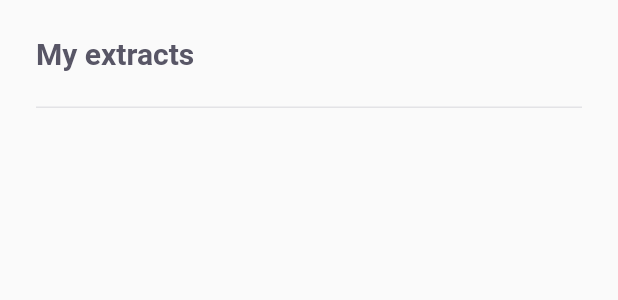
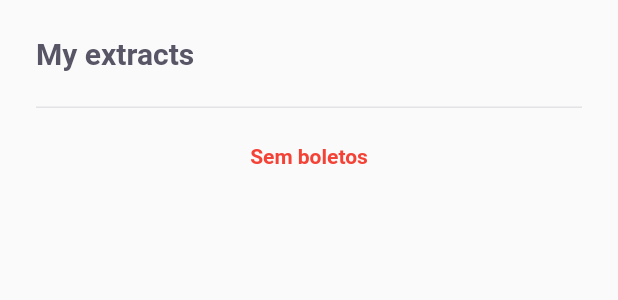
Before and after one commit to Suraia91/ticket, a Flutter app: the ExtractsPage widget shown alone on an empty page, opened directly, on a phone screen of 412 x 824 dp. Shown: the top 300 px of the screen. Run offline on Flutter 3.47's test engine with Material 2 defaults, Android fonts, the phone set to English and light mode, and no system bars; our stand-ins replace camera, cloud_firestore, firebase_auth, firebase_core, firebase_messaging, flutter_masked_text2 and 5 more; missing offline and left inert: animated_card, google_ml_kit; accounts and stored records are empty.

Commit message:
Firebase complete added

```diff
--- a/lib/data/controller/auth_controller.dart
+++ b/lib/data/controller/auth_controller.dart
@@ -7,9 +7,11 @@ class AuthController {
 
   UserModel get user => _user!;
 
-  void setUser(BuildContext context, UserModel? user) {
+  void setUser(BuildContext context, UserModel? user) async {
     if (user != null) {
       _user = user;
+      final instance = await SharedPreferences.getInstance();
+      await instance.setString('mail', user.mail);
       Navigator.pushReplacementNamed(context, '/home', arguments: user);
     } else {
       Navigator.pushReplacementNamed(context, '/login');
--- a/lib/data/controller/bolet_list_controller.dart
+++ b/lib/data/controller/bolet_list_controller.dart
@@ -1,3 +1,7 @@
+import 'dart:convert';
+
+import 'package:cloud_firestore/cloud_firestore.dart';
+import 'package:firebase_messaging/firebase_messaging.dart';
 import 'package:flutter/cupertino.dart';
 import 'package:shared_preferences/shared_preferences.dart';
 import 'package:ticket/data/models/bolet_models.dart';
@@ -5,18 +9,52 @@ import 'package:ticket/data/models/bolet_models.dart';
 class BoletoListController {
   final boletNotifier = ValueNotifier<List<BoletoModel>>(<BoletoModel>[]);
   List<BoletoModel> get bolet => boletNotifier.value;
+  final firestoreInstance = FirebaseFirestore.instance.collection('boletos');
+  FirebaseMessaging fm = FirebaseMessaging.instance;
+  int? size;
 
   set bolet(List<BoletoModel> value) => boletNotifier.value = value;
+
   BoletoListController() {
-    getBolets();
+    //fm.getToken().then((value) => token = value);
+    //  getBolets();
+    //getFirebaseBolets();
   }
+  //getfromLocalData
   Future<void> getBolets() async {
     try {
       final instance = await SharedPreferences.getInstance();
       final response = instance.getStringList('boletos') ?? <String>[];
-      bolet = response.map((e) => BoletoModel.fromJson(e)).toList();
+      //bolet = response.map((e) => BoletoModel.fromJson(e)).toList();
     } catch (e) {
       bolet = <BoletoModel>[];
     }
   }
+
+  //getFromRemoteData
+  Future<void> getFirebaseBolets() async {
+    final instance = await SharedPreferences.getInstance();
+    final mailKey = instance.getString('mail');
+
+    final ticketData = FirebaseFirestore.instance
+        .collection('boletos')
+        .doc(mailKey)
+        .collection('ticket')
+        .withConverter<BoletoModel>(
+          fromFirestore: (snapshot, _) =>
+              BoletoModel.fromJson(snapshot.data()!),
+          toFirestore: (boleto, _) => boleto.toJson(),
+        );
+    List<QueryDocumentSnapshot<BoletoModel>> movies =
+        await ticketData.get().then((snapshot) => snapshot.docs);
+    if (movies.isNotEmpty) {
+      bolet.clear();
+      movies.forEach((element) {
+        bolet.add(element.data());
+      });
+      print(bolet);
+    } else {
+      print('n tem dados');
+    }
+  }
 }
--- a/lib/data/controller/login_controller.dart
+++ b/lib/data/controller/login_controller.dart
@@ -14,7 +14,8 @@ class LoginController {
     );
     try {
       final res = await _googleSignIn.signIn();
-      final user = UserModel(name: res!.displayName!, photourl: res!.photoUrl);
+      final user = UserModel(
+          name: res!.displayName!, photourl: res.photoUrl, mail: res.email);
 
       auth.setUser(context, user);
       print("resp $res");
--- a/lib/data/models/user_models.dart
+++ b/lib/data/models/user_models.dart
@@ -3,11 +3,17 @@ import 'dart:convert';
 class UserModel {
   final String name;
   final String? photourl;
+  final String mail;
 
-  UserModel({required this.name, this.photourl});
+  UserModel({
+    required this.name,
+    this.photourl,
+    required this.mail,
+  });
 
   factory UserModel.fromMap(Map<String, dynamic> map) {
-    return UserModel(name: map['name'], photourl: map['photourl']);
+    return UserModel(
+        name: map['name'], photourl: map['photourl'], mail: map['email']);
   }
 
   factory UserModel.fromJson(String json) =>
@@ -16,6 +22,7 @@ class UserModel {
   Map<String, dynamic> toMap() => {
         "name": name,
         "photourl": photourl,
+        "email": photourl,
       };
   String toJson() => jsonEncode(toMap());
 }
--- a/lib/modules/components/bolet_tile.dart
+++ b/lib/modules/components/bolet_tile.dart
@@ -11,7 +11,6 @@ class BoletoTileWidget extends StatelessWidget {
   Widget build(BuildContext context) {
     return AnimatedCard(
       direction: AnimatedCardDirection.right,
-      child: Expanded(
       child: ListTile(
         title: Text(
           data.name!,
@@ -30,7 +29,6 @@ class BoletoTileWidget extends StatelessWidget {
                   style: AppResources.trailingBold)
             ])),
       ),
-      ),
     );
   }
 }
--- a/lib/modules/extracts/extracts_page.dart
+++ b/lib/modules/extracts/extracts_page.dart
@@ -1,7 +1,9 @@
 import 'package:flutter/material.dart';
 import 'package:ticket/data/controller/bolet_list_controller.dart';
+import 'package:ticket/data/models/bolet_models.dart';
 import 'package:ticket/data/utility/res.dart';
 import 'package:ticket/modules/components/bolet_list.dart';
+import 'package:ticket/modules/components/bolet_tile.dart';
 
 class ExtractsPage extends StatefulWidget {
   const ExtractsPage({Key? key}) : super(key: key);
@@ -14,8 +16,7 @@ class _ExtractsPageState extends State<ExtractsPage> {
   final controller = BoletoListController();
   @override
   Widget build(BuildContext context) {
-    return SingleChildScrollView(
-      child: Column(
+    return Column(
       children: [
         Padding(
           padding: const EdgeInsets.only(top: 24.0, left: 24, right: 24),
@@ -36,14 +37,68 @@ class _ExtractsPageState extends State<ExtractsPage> {
             height: 1,
           ),
         ),
-          Padding(
-            padding: const EdgeInsets.symmetric(horizontal: 24.0),
-            child: BoletoListWidget(
-              controller: controller,
+        Container(
+          child: FutureBuilder(
+              future: controller.getFirebaseBolets(),
+              builder: (BuildContext ctx, AsyncSnapshot snapshot) {
+                switch (snapshot.connectionState) {
+                  case ConnectionState.none:
+                  case ConnectionState.waiting:
+                    return Center(
+                      child: CircularProgressIndicator(
+                          backgroundColor: Colors.black),
+                    );
+                  default:
+                    if (snapshot.hasError) {
+                      return Center(
+                        child: Text(
+                          'Erro ao carregar os dados',
+                          textAlign: TextAlign.center,
+                          style: TextStyle(
+                            color: Colors.white,
+                            fontSize: 12.0,
+                            fontWeight: FontWeight.bold,
                           ),
                         ),
+                      );
+                    } else {
+                      return ticketWidget(controller.bolet);
+                    }
+                }
+              }),
+        ),
       ],
+    );
+  }
+
+  Widget ticketWidget(List<BoletoModel> boleto) {
+    List<BoletoModel> bolet = boleto;
+    return bolet.length == 0
+        ? Center(
+            child: Text(
+              "Sem boletos",
+              textAlign: TextAlign.center,
+              style: TextStyle(
+                color: Colors.red,
+                fontSize: 14.0,
+                fontWeight: FontWeight.bold,
               ),
+            ),
+          )
+        : ListView.builder(
+            shrinkWrap: true,
+            itemCount: bolet.length,
+            scrollDirection: Axis.vertical,
+            itemBuilder: (context, index) {
+              //itemBuilder: (BuildContext ctx, int index) {
+              return GestureDetector(
+                child: BoletoTileWidget(data: bolet[index]),
+                onTap: () {
+                  // method to go to another page passing category position
+                  // Get.to();
+                },
+              );
+            },
           );
   }
 }
```
Also changed, not shown: lib/data/controller/insert_bolet_controller.dart (+9 -11 lines), lib/data/models/bolet_models.dart (+19 -8 lines), lib/modules/insert_bolet/inser_boletpage.dart (+2 -5 lines), lib/modules/mybolets/mybolets_page.dart (+70 -11 lines). Lines whose indentation alone changed are shown as unchanged.
